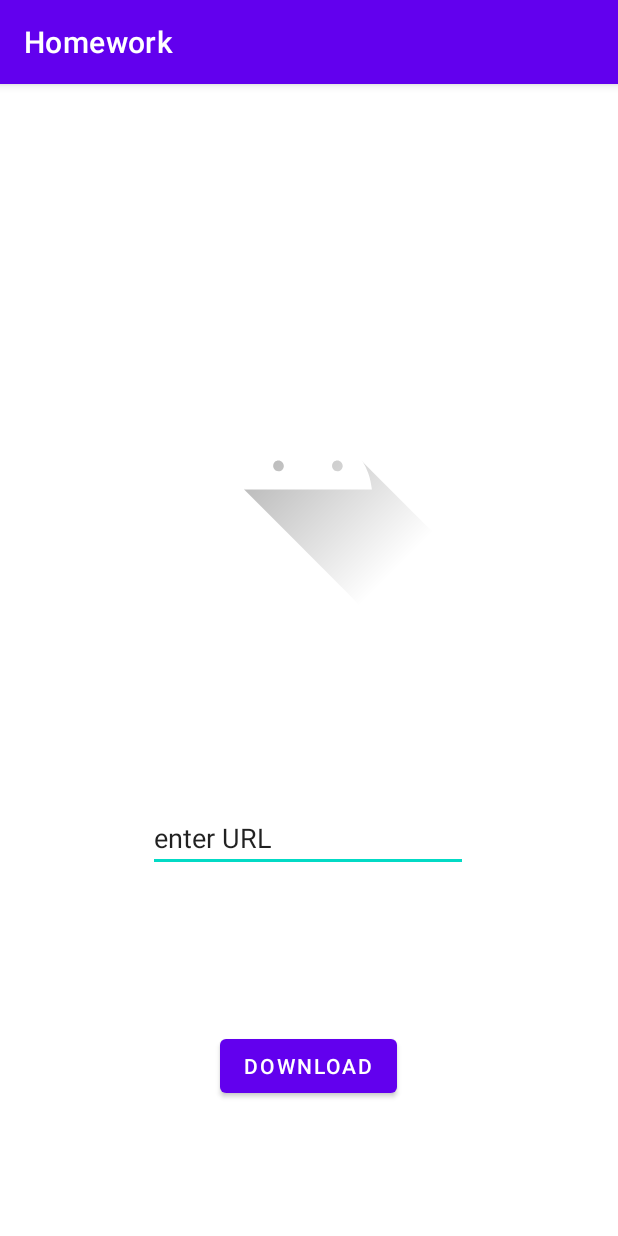
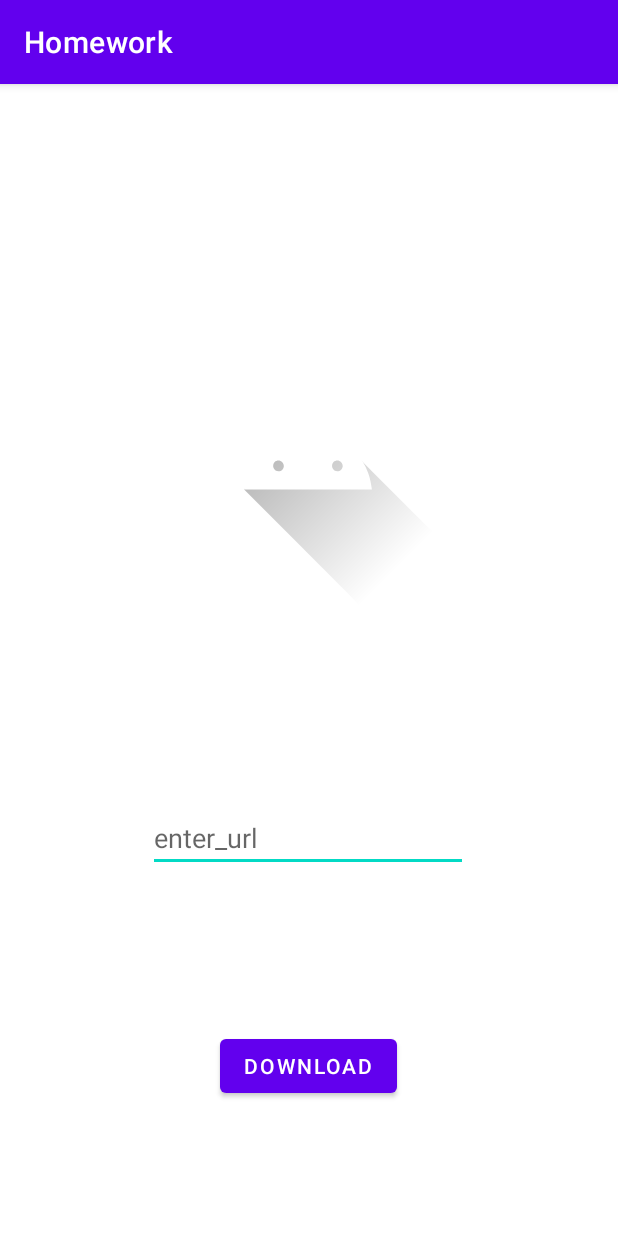
Before and after one commit to VasilevichDev/HomeWork, an Android app: the PictureActivity screen opened directly, with no data from a screen before it, on a phone screen of 412 x 824 dp. Run offline under Robolectric (Android 15) with nearby library versions, the phone set to English and light mode, and no system bars; our stand-ins replace Picasso.

Commit message:
fixed bugs

```diff
--- a/app/src/main/res/layout/activity_picture.xml
+++ b/app/src/main/res/layout/activity_picture.xml
@@ -35,7 +35,7 @@
         android:layout_marginTop="128dp"
         android:ems="10"
         android:inputType="textPersonName"
-        android:text="@string/enter_url"
+        android:hint="@string/enter_URL"
         app:layout_constraintEnd_toEndOf="@+id/imageView"
         app:layout_constraintStart_toStartOf="@+id/imageView"
         app:layout_constraintTop_toBottomOf="@+id/imageView" />
--- a/app/src/main/res/values/strings.xml
+++ b/app/src/main/res/values/strings.xml
@@ -4,5 +4,6 @@
     <string name="homework_2">Homework_2</string>
     <string name="homework_3">Homework_3</string>
     <string name="download">Download</string>
-    <string name="enter_url">enter URL</string>
+    <string name="enter_URL">enter_url</string>
+
 </resources>
```
Also changed, not shown: app/src/main/java/com/example/homework/PictureActivity.kt (+7 -2 lines).
